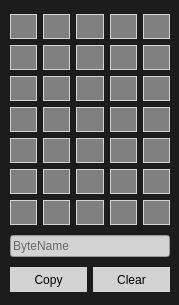
shirnschall/H-Bridge, file lcddesigner.ui: the form before one commit.
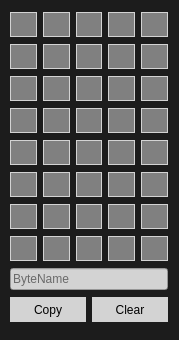
The form after the commit.

The edit to the form file:
```diff
--- a/lcddesigner.ui
+++ b/lcddesigner.ui
@@ -10,7 +10,7 @@
     <x>0</x>
     <y>0</y>
     <width>179</width>
-    <height>305</height>
+    <height>340</height>
    </rect>
   </property>
   <property name="sizePolicy">
@@ -34,13 +34,11 @@
    <property name="geometry">
     <rect>
      <x>10</x>
-     <y>10</y>
-     <width>160</width>
-     <height>288</height>
+     <y>11</y>
+     <width>158</width>
+     <height>319</height>
     </rect>
    </property>
-   <layout class="QVBoxLayout" name="verticalLayout_2">
-    <item>
      <layout class="QVBoxLayout" name="verticalLayout">
       <item>
        <layout class="QHBoxLayout" name="horizontalLayout">
@@ -678,6 +676,95 @@
          </widget>
         </item>
        </layout>
+    </item>
+    <item>
+     <layout class="QHBoxLayout" name="horizontalLayout_9">
+      <item>
+       <widget class="QPushButton" name="pushButton_38">
+        <property name="minimumSize">
+         <size>
+          <width>25</width>
+          <height>25</height>
+         </size>
+        </property>
+        <property name="styleSheet">
+         <string notr="true">background-color:gray;
+</string>
+        </property>
+        <property name="text">
+         <string/>
+        </property>
+       </widget>
+      </item>
+      <item>
+       <widget class="QPushButton" name="pushButton_39">
+        <property name="minimumSize">
+         <size>
+          <width>25</width>
+          <height>25</height>
+         </size>
+        </property>
+        <property name="styleSheet">
+         <string notr="true">background-color:gray;
+</string>
+        </property>
+        <property name="text">
+         <string/>
+        </property>
+       </widget>
+      </item>
+      <item>
+       <widget class="QPushButton" name="pushButton_40">
+        <property name="minimumSize">
+         <size>
+          <width>25</width>
+          <height>25</height>
+         </size>
+        </property>
+        <property name="styleSheet">
+         <string notr="true">background-color:gray;
+</string>
+        </property>
+        <property name="text">
+         <string/>
+        </property>
+       </widget>
+      </item>
+      <item>
+       <widget class="QPushButton" name="pushButton_41">
+        <property name="minimumSize">
+         <size>
+          <width>25</width>
+          <height>25</height>
+         </size>
+        </property>
+        <property name="styleSheet">
+         <string notr="true">border:1px solid lightgray;
+background-color:gray;
+</string>
+        </property>
+        <property name="text">
+         <string/>
+        </property>
+       </widget>
+      </item>
+      <item>
+       <widget class="QPushButton" name="pushButton_42">
+        <property name="minimumSize">
+         <size>
+          <width>25</width>
+          <height>25</height>
+         </size>
+        </property>
+        <property name="styleSheet">
+         <string notr="true">border:1px solid lightgray;
+background-color:gray;
+</string>
+        </property>
+        <property name="text">
+         <string/>
+        </property>
+       </widget>
       </item>
      </layout>
     </item>
```
Lines whose indentation alone changed are shown as unchanged.
